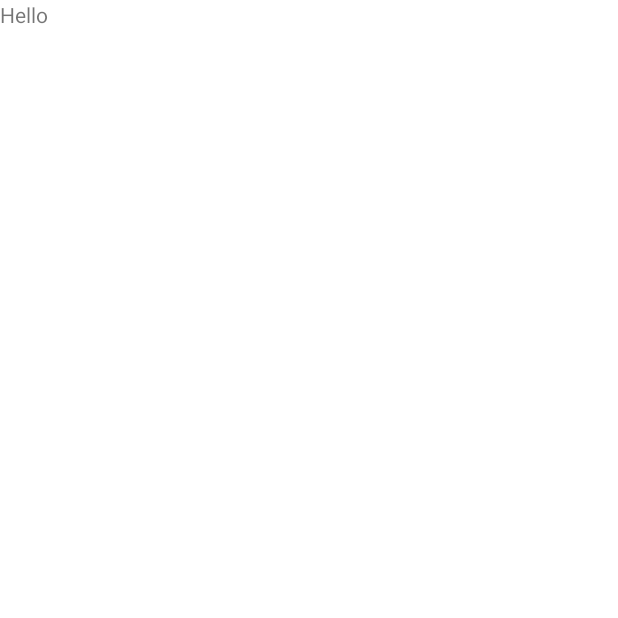
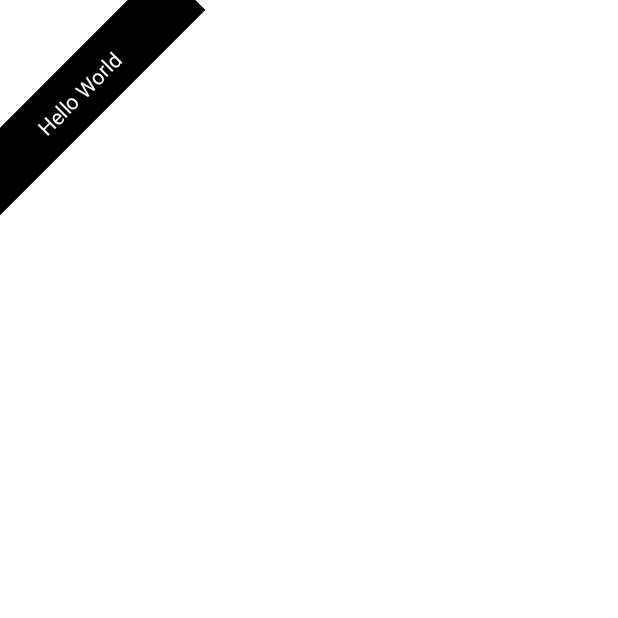
Before and after one commit to AbdulazizAlhothali/SallaChallenge, an Android app: the DetailsFragment screen opened through its navigation route, on a phone screen of 412 x 824 dp, the top half of it. Before the commit the part shown is almost empty. Run offline under Robolectric (Android 15) with nearby library versions, the phone set to English and light mode, and no system bars; our stand-ins replace Dagger/Hilt's generated code, data binding, paging; pictures from the network do not load.

Commit message:
json file to kotlin object and design

```diff
--- a/app/src/main/java/com/example/sallachallenge/paging/StorePagingSource.kt
+++ b/app/src/main/java/com/example/sallachallenge/paging/StorePagingSource.kt
@@ -21,11 +21,11 @@ class StorePagingSource(private val storeApi: StoreApi, private val header: Stri
         return try {
             val position = params.key ?: 1
             val response = storeApi.getStoreData(header,position, params.loadSize)
-            Log.e("my store", "pos:${position}, count: ${response.cursor.count}")
+            Log.e("my store", "pos:${position}, count: ${response.data}")
             return LoadResult.Page(
                 data = response.data,
                 prevKey = if (position == 1) null else position - 1,
-                nextKey = if(position == 18) null else position + 1
+                nextKey = if(position == 8) null else position + 1
             )
         } catch (e: IOException){
             LoadResult.Error(e)
--- a/app/src/main/java/com/example/sallachallenge/repo/StoreRepo.kt
+++ b/app/src/main/java/com/example/sallachallenge/repo/StoreRepo.kt
@@ -7,5 +7,5 @@ import com.example.sallachallenge.models.brand.BrandData
 
 interface StoreRepo {
     fun getStoreData(header: String): LiveData<PagingData<Data>>
-    suspend fun getBrandData(): BrandData
+    suspend fun getBrandData(header: String): BrandData
 }
--- a/app/src/main/java/com/example/sallachallenge/repo/StoreRepoImpl.kt
+++ b/app/src/main/java/com/example/sallachallenge/repo/StoreRepoImpl.kt
@@ -11,12 +11,12 @@ import javax.inject.Inject
 
 class StoreRepoImpl @Inject constructor(private val storeApi: StoreApi): StoreRepo {
     override fun getStoreData(header: String) = Pager(
-        config = PagingConfig(pageSize = 2, maxSize = 100, enablePlaceholders = false),
+        config = PagingConfig(pageSize = 5, maxSize = 100, enablePlaceholders = false),
         pagingSourceFactory = {StorePagingSource(storeApi, header)}
     ).liveData
 
-    override suspend fun getBrandData() = withContext(Dispatchers.IO){
-        storeApi.getBrandeData()
+    override suspend fun getBrandData(header: String) = withContext(Dispatchers.IO){
+        storeApi.getBrandeData(header)
     }
 
 }
--- a/app/src/main/java/com/example/sallachallenge/retrofit/StoreApi.kt
+++ b/app/src/main/java/com/example/sallachallenge/retrofit/StoreApi.kt
@@ -9,12 +9,12 @@ import retrofit2.http.Query
 
 interface StoreApi {
 
-    //@Headers("Store-Identifier: 1328842359")
+
     @GET("brands/259940351?")
     suspend fun getStoreData(@Header("Store-Identifier") header: String, @Query("page") page: Int, @Query("per_page") per_page: Int): BaseStoreData
 
 
-    @Headers("Store-Identifier: 1328842359")
+
     @GET("brands/259940351?")
-    suspend fun getBrandeData(): BrandData
+    suspend fun getBrandeData(@Header("Store-Identifier") header: String): BrandData
 }
--- a/app/src/main/java/com/example/sallachallenge/ui/details/DetailsFragment.kt
+++ b/app/src/main/java/com/example/sallachallenge/ui/details/DetailsFragment.kt
@@ -2,31 +2,44 @@ package com.example.sallachallenge.ui.details
 
 import androidx.lifecycle.ViewModelProvider
 import android.os.Bundle
+import android.util.Log
 import androidx.fragment.app.Fragment
 import android.view.LayoutInflater
 import android.view.View
 import android.view.ViewGroup
+import androidx.fragment.app.viewModels
 import com.example.sallachallenge.R
+import com.example.sallachallenge.databinding.DetailsFragmentBinding
+import com.example.sallachallenge.databinding.MainFragmentBinding
+import com.example.sallachallenge.models.DevelopersJson
+import com.example.sallachallenge.paging.StorePagingAdapter
+import com.example.sallachallenge.ui.main.MainViewModel
+import com.google.gson.Gson
+import java.io.InputStream
 
 class DetailsFragment : Fragment() {
 
-    companion object {
-        fun newInstance() = DetailsFragment()
-    }
-
-    private lateinit var viewModel: DetailsViewModel
+    private lateinit var binding: DetailsFragmentBinding
 
     override fun onCreateView(
         inflater: LayoutInflater, container: ViewGroup?,
         savedInstanceState: Bundle?
     ): View? {
-        return inflater.inflate(R.layout.details_fragment, container, false)
+        binding = DetailsFragmentBinding.inflate(inflater, container, false)
+        return binding.root
     }
 
-    override fun onActivityCreated(savedInstanceState: Bundle?) {
-        super.onActivityCreated(savedInstanceState)
-        viewModel = ViewModelProvider(this).get(DetailsViewModel::class.java)
-        // TODO: Use the ViewModel
+    override fun onViewCreated(view: View, savedInstanceState: Bundle?) {
+        super.onViewCreated(view, savedInstanceState)
+
+        var json :String? = null
+        val inputStream: InputStream = context?.assets!!.open("Developers.json")
+        json = inputStream.bufferedReader().use { it.readText() }
+        inputStream.close()
+        Log.e("json", "${json}")
+        val devJson = Gson().fromJson(json,DevelopersJson::class.java)
+        Log.e("json", "${devJson.store}")
+
     }
 
 }
--- a/app/src/main/java/com/example/sallachallenge/ui/main/MainFragment.kt
+++ b/app/src/main/java/com/example/sallachallenge/ui/main/MainFragment.kt
@@ -1,5 +1,6 @@
 package com.example.sallachallenge.ui.main
 
+import android.content.Context
 import android.os.Bundle
 import android.util.Log
 import androidx.fragment.app.Fragment
@@ -7,11 +8,15 @@ import android.view.LayoutInflater
 import android.view.View
 import android.view.ViewGroup
 import androidx.fragment.app.viewModels
+import androidx.recyclerview.widget.GridLayoutManager
 import androidx.recyclerview.widget.LinearLayoutManager
 import coil.load
 import com.example.sallachallenge.databinding.MainFragmentBinding
+import com.example.sallachallenge.models.DevelopersJson
 import com.example.sallachallenge.paging.StorePagingAdapter
+import com.google.gson.Gson
 import dagger.hilt.android.AndroidEntryPoint
+import java.io.InputStream
 
 @AndroidEntryPoint
 class MainFragment : Fragment() {
@@ -32,22 +37,28 @@ class MainFragment : Fragment() {
     override fun onViewCreated(view: View, savedInstanceState: Bundle?) {
         super.onViewCreated(view, savedInstanceState)
         adapter = StorePagingAdapter()
-        binding.rvMain.layoutManager = LinearLayoutManager(context)
+        binding.rvMain.layoutManager = GridLayoutManager(context,2)
         binding.rvMain.setHasFixedSize(true)
         binding.rvMain.adapter = adapter
-        viewModel.setHeader("1328842359")
+        val devJson = Gson().fromJson(jsonString(context), DevelopersJson::class.java)
+        viewModel.setHeader(devJson.id)
         viewModel.list.observe(viewLifecycleOwner){
             Log.e("MyStore","$it")
             adapter.submitData(viewLifecycleOwner.lifecycle, it)
         }
-        viewModel.getBrandData().observe(viewLifecycleOwner){
+        viewModel.getBrandData(devJson.id).observe(viewLifecycleOwner){
             binding.tvDesc.text = it.brand.description
             binding.ivCompany.load(it.brand.banner)
             binding.ivLogo.load(it.brand.logo)
         }
-        /*viewModel.getData().observe(viewLifecycleOwner){
-            Log.e("MyStore","${listOf(it)}")
-        }*/
+    }
+
+    private fun jsonString(context: Context?): String{
+        val json :String?
+        val inputStream: InputStream = context?.assets!!.open("Developers.json")
+        json = inputStream.bufferedReader().use { it.readText() }
+        inputStream.close()
+        return json
     }
 
 }
--- a/app/src/main/java/com/example/sallachallenge/ui/main/MainViewModel.kt
+++ b/app/src/main/java/com/example/sallachallenge/ui/main/MainViewModel.kt
@@ -11,7 +11,7 @@ import javax.inject.Inject
 
 @HiltViewModel
 class MainViewModel @Inject constructor(private val repo: StoreRepo) : ViewModel()  {
-    private val jsonHeader = MutableLiveData("")
+    private val jsonHeader = MutableLiveData("1328842359")
     val list = jsonHeader.switchMap { header ->
         repo.getStoreData(header).cachedIn(viewModelScope)
     }
@@ -22,11 +22,11 @@ class MainViewModel @Inject constructor(private val repo: StoreRepo) : ViewModel
     }
 
 
-    fun getBrandData(): LiveData<BrandData>{
+    fun getBrandData(header: String): LiveData<BrandData>{
         val brand = MutableLiveData<BrandData>()
         viewModelScope.launch {
             try {
-                brand.postValue(repo.getBrandData())
+                brand.postValue(repo.getBrandData(header))
             } catch (e: Throwable ){
                 Log.e("Store", "com.example.sallachallenge.models.details.Data Problem : ${e.localizedMessage}")
             }
--- a/app/src/main/res/layout/details_fragment.xml
+++ b/app/src/main/res/layout/details_fragment.xml
@@ -1,13 +1,43 @@
 <?xml version="1.0" encoding="utf-8"?>
-<FrameLayout xmlns:android="http://schemas.android.com/apk/res/android"
-    xmlns:tools="http://schemas.android.com/tools"
-    android:layout_width="match_parent"
-    android:layout_height="match_parent"
-    tools:context=".ui.details.DetailsFragment">
+<layout xmlns:android="http://schemas.android.com/apk/res/android"
+    xmlns:app="http://schemas.android.com/apk/res-auto"
+    xmlns:tools="http://schemas.android.com/tools">
 
-    <TextView
+    <data>
+
+    </data>
+
+    <androidx.constraintlayout.widget.ConstraintLayout
         android:layout_width="match_parent"
         android:layout_height="match_parent"
-        android:text="Hello" />
+        tools:context=".ui.details.DetailsFragment">
 
-</FrameLayout>
+        <androidx.constraintlayout.widget.ConstraintLayout
+            android:layout_width="198dp"
+            android:layout_height="41dp"
+            android:layout_marginStart="-50dp"
+            android:layout_marginEnd="-50dp"
+            android:background="@color/black"
+            android:rotation="-45"
+            app:layout_constraintBottom_toBottomOf="parent"
+            app:layout_constraintEnd_toEndOf="parent"
+            app:layout_constraintHorizontal_bias="0.009"
+            app:layout_constraintStart_toStartOf="parent"
+            app:layout_constraintTop_toTopOf="parent"
+            app:layout_constraintVertical_bias="0.053">
+
+            <TextView
+                android:layout_width="wrap_content"
+                android:layout_height="wrap_content"
+                android:text="Hello World"
+                android:textColor="@color/white"
+                app:layout_constraintBottom_toBottomOf="parent"
+                app:layout_constraintEnd_toEndOf="parent"
+                app:layout_constraintStart_toStartOf="parent"
+                app:layout_constraintTop_toTopOf="parent" />
+
+
+        </androidx.constraintlayout.widget.ConstraintLayout>
+
+    </androidx.constraintlayout.widget.ConstraintLayout>
+</layout>
--- a/app/src/main/res/values/themes.xml
+++ b/app/src/main/res/values/themes.xml
@@ -2,8 +2,8 @@
     <!-- Base application theme. -->
     <style name="Theme.SallaChallenge" parent="Theme.MaterialComponents.DayNight.NoActionBar">
         <!-- Primary brand color. -->
-        <item name="colorPrimary">@color/purple_500</item>
-        <item name="colorPrimaryVariant">@color/purple_700</item>
+        <item name="colorPrimary">#212121</item>
+        <item name="colorPrimaryVariant">#484848</item>
         <item name="colorOnPrimary">@color/white</item>
         <!-- Secondary brand color. -->
         <item name="colorSecondary">@color/teal_200</item>
```
Also changed, not shown: app/src/main/java/com/example/sallachallenge/models/DevelopersJson.kt (added, +13 -0 lines), app/src/main/java/com/example/sallachallenge/paging/StorePagingAdapter.kt (+7 -0 lines), app/src/main/res/drawable/bgbtn.xml (added, +10 -0 lines), app/src/main/res/layout/main_fragment.xml (+19 -8 lines), app/src/main/res/layout/recycler_view_item.xml (+83 -22 lines), app/src/main/res/drawable/sale.png (added).
